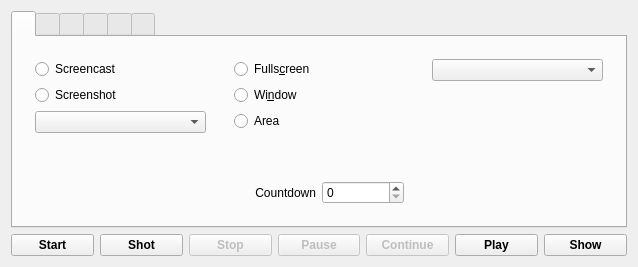
Qt form mainwindow.ui (vkohaupt/vokoscreenNG) before a commit.
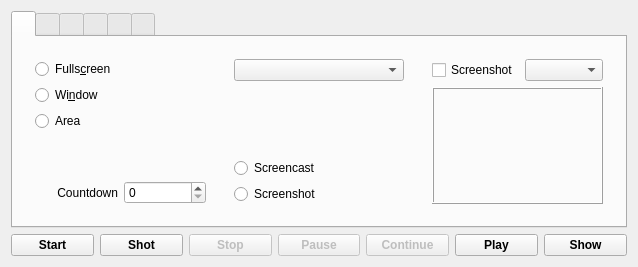
The same form after that commit. Icons and pictures are not drawn.

Commit message: add screenshot preview

The edit to the form file:
```diff
--- a/mainwindow.ui
+++ b/mainwindow.ui
@@ -36,45 +36,6 @@
        <layout class="QHBoxLayout" name="horizontalLayout_2">
         <item>
          <layout class="QGridLayout" name="gridLayout">
-          <item row="1" column="0">
-           <widget class="QFrame" name="frame">
-            <property name="frameShape">
-             <enum>QFrame::NoFrame</enum>
-            </property>
-            <layout class="QVBoxLayout" name="verticalLayout_13">
-             <item>
-              <widget class="QRadioButton" name="radioButtonScreencast">
-               <property name="text">
-                <string>Screencast</string>
-               </property>
-              </widget>
-             </item>
-             <item>
-              <widget class="QRadioButton" name="radioButtonScreenshot">
-               <property name="text">
-                <string>Screenshot</string>
-               </property>
-              </widget>
-             </item>
-             <item>
-              <widget class="QComboBox" name="comboBoxScreenShotFormat"/>
-             </item>
-             <item>
-              <spacer name="verticalSpacer_8">
-               <property name="orientation">
-                <enum>Qt::Vertical</enum>
-               </property>
-               <property name="sizeHint" stdset="0">
-                <size>
-                 <width>20</width>
-                 <height>40</height>
-                </size>
-               </property>
-              </spacer>
-             </item>
-            </layout>
-           </widget>
-          </item>
           <item row="1" column="2">
            <widget class="QFrame" name="frame_3">
             <property name="frameShape">
@@ -101,6 +62,20 @@
                </property>
               </spacer>
              </item>
+             <item>
+              <widget class="QRadioButton" name="radioButtonScreencast">
+               <property name="text">
+                <string>Screencast</string>
+               </property>
+              </widget>
+             </item>
+             <item>
+              <widget class="QRadioButton" name="radioButtonScreenshot">
+               <property name="text">
+                <string>Screenshot</string>
+               </property>
+              </widget>
+             </item>
             </layout>
            </widget>
           </item>
@@ -167,6 +142,42 @@
             </layout>
            </widget>
           </item>
+          <item row="1" column="3">
+           <widget class="QFrame" name="frame">
+            <property name="frameShape">
+             <enum>QFrame::NoFrame</enum>
+            </property>
+            <layout class="QVBoxLayout" name="verticalLayout_13">
+             <item>
+              <layout class="QHBoxLayout" name="horizontalLayout_15">
+               <item>
+                <widget class="QCheckBox" name="checkBoxScrenshot">
+                 <property name="text">
+                  <string>Screenshot</string>
+                 </property>
+                </widget>
+               </item>
+               <item>
+                <widget class="QComboBox" name="comboBoxScreenShotFormat"/>
+               </item>
+              </layout>
+             </item>
+             <item>
+              <widget class="QLabel" name="labelScreenShotPicture">
+               <property name="frameShape">
+                <enum>QFrame::Box</enum>
+               </property>
+               <property name="frameShadow">
+                <enum>QFrame::Raised</enum>
+               </property>
+               <property name="text">
+                <string notr="true"/>
+               </property>
+              </widget>
+             </item>
+            </layout>
+           </widget>
+          </item>
          </layout>
         </item>
        </layout>
```
The commit also changes 2 other files.
